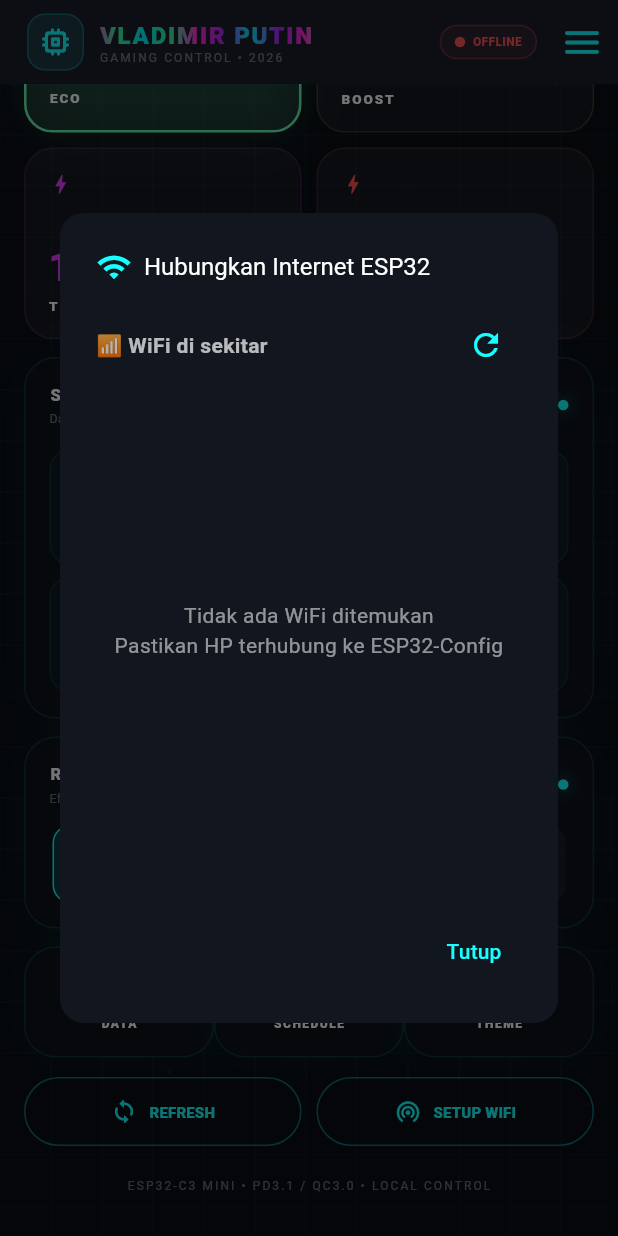
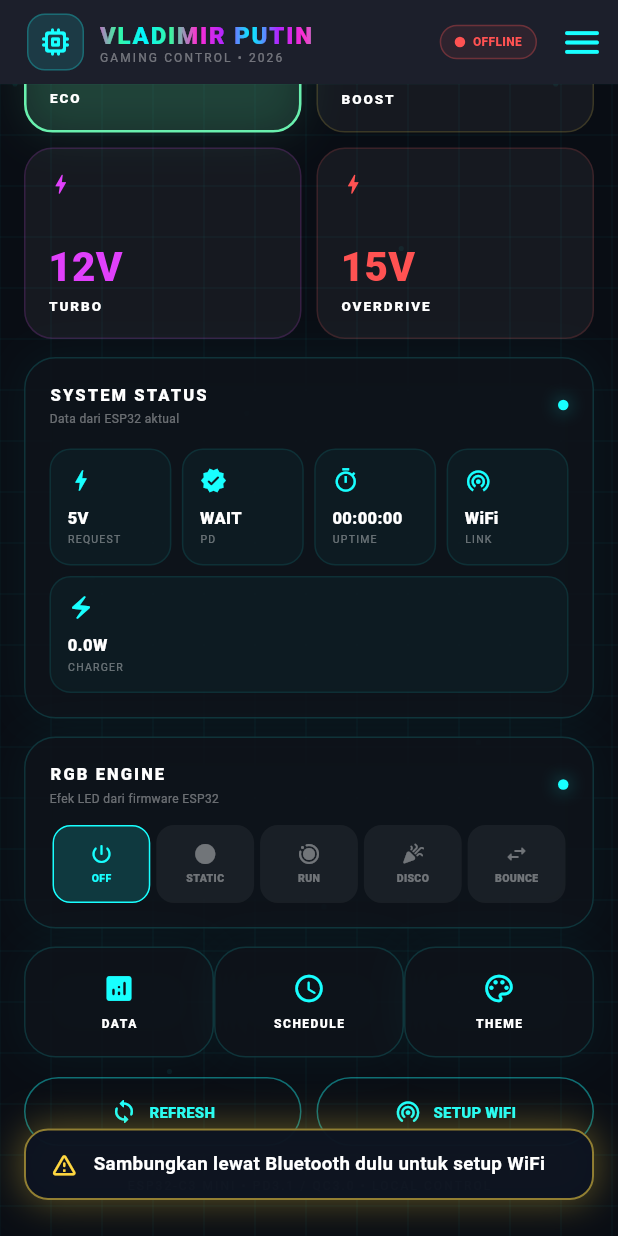
Before and after one commit to hackkercyber133/ESP32-i2C, a Flutter app: the ControllerPage screen opened directly, scrolled down 576 dp, after a tap on "SETUP WIFI", on a phone screen of 412 x 824 dp. Run offline on Flutter 3.47's test engine with Material 3 defaults, Android fonts, the phone set to English and light mode, and no system bars; our stand-ins replace file_picker, fl_chart, flutter_blue_plus, flutter_local_notifications, permission_handler, shared_preferences; accounts and stored records are empty.

Commit message:
Add files via upload

```diff
--- a/lib/main.dart
+++ b/lib/main.dart
@@ -2310,7 +2310,7 @@ class _ControllerPageState extends State<ControllerPage> {
   Widget _nexusConnectionActions(bool isDark) => Row(children: [
     Expanded(child: OutlinedButton.icon(onPressed: () { if (activeCooler == null) showAddCoolerDialog(); else _connectActiveCooler(); }, icon: Icon(Icons.sync_rounded, color: accentColor), label: Text('REFRESH', style: TextStyle(color: accentColor, fontSize: 10, fontWeight: FontWeight.w900)), style: OutlinedButton.styleFrom(side: BorderSide(color: accentColor.withOpacity(.4)), padding: const EdgeInsets.symmetric(vertical: 14)))),
     const SizedBox(width: 10),
-    Expanded(child: OutlinedButton.icon(onPressed: showWiFiSetupDialog, icon: Icon(Icons.wifi_tethering_rounded, color: accentColor), label: Text('SETUP WIFI', style: TextStyle(color: accentColor, fontSize: 10, fontWeight: FontWeight.w900)), style: OutlinedButton.styleFrom(side: BorderSide(color: accentColor.withOpacity(.4)), padding: const EdgeInsets.symmetric(vertical: 14)))),
+    Expanded(child: OutlinedButton.icon(onPressed: switchToWifiSetup, icon: Icon(Icons.wifi_tethering_rounded, color: accentColor), label: Text('SETUP WIFI', style: TextStyle(color: accentColor, fontSize: 10, fontWeight: FontWeight.w900)), style: OutlinedButton.styleFrom(side: BorderSide(color: accentColor.withOpacity(.4)), padding: const EdgeInsets.symmetric(vertical: 14)))),
   ]);
 
   Widget _nexusSectionTitle(bool isDark, String title, String subtitle) => Row(children: [
```
